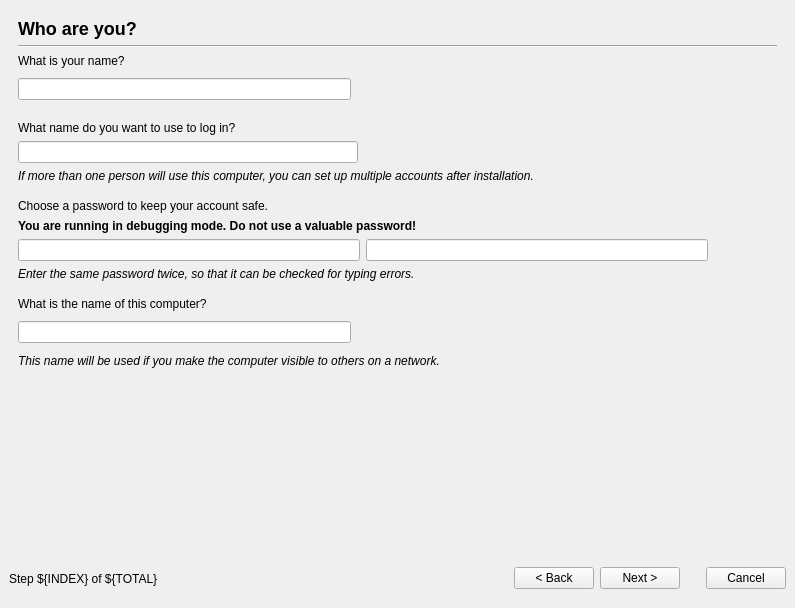
This is ubiquity/frontend/liveinstaller.ui in 2bdkid/ubiquity as Qt 5 draws it before an edit. The edited form follows.
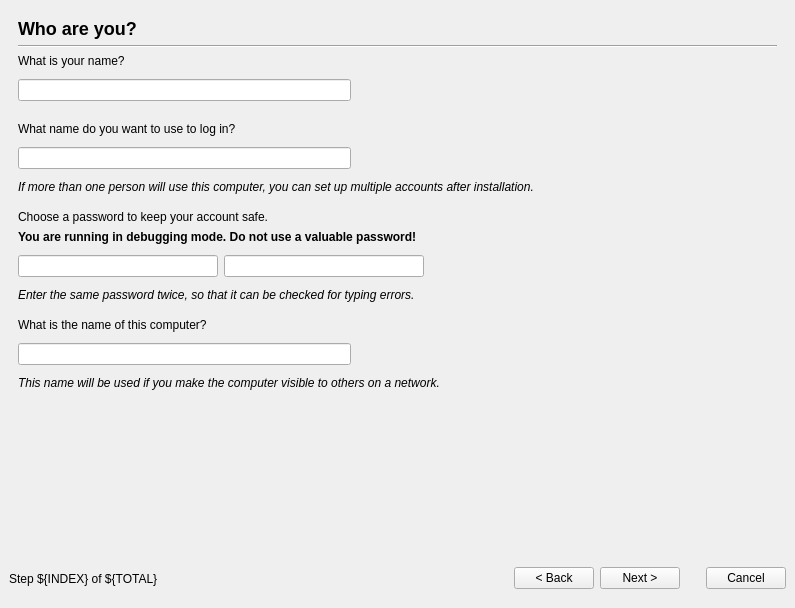
This is the edited form. The open tabs and pages were chosen to show the change. Icons and pictures are not drawn.

The edit to the form file:
```diff
--- a/ubiquity/frontend/liveinstaller.ui
+++ b/ubiquity/frontend/liveinstaller.ui
@@ -9,6 +9,14 @@
     <height>608</height>
    </rect>
   </property>
+  <property name="sizePolicy" >
+   <sizepolicy>
+    <hsizetype>5</hsizetype>
+    <vsizetype>5</vsizetype>
+    <horstretch>0</horstretch>
+    <verstretch>0</verstretch>
+   </sizepolicy>
+  </property>
   <property name="windowTitle" >
    <string>Install</string>
   </property>
@@ -19,79 +27,6 @@
    <property name="spacing" >
     <number>6</number>
    </property>
-   <item row="1" column="0" >
-    <layout class="QHBoxLayout" >
-     <property name="margin" >
-      <number>0</number>
-     </property>
-     <property name="spacing" >
-      <number>6</number>
-     </property>
-     <item>
-      <widget class="QLabel" name="step_label" >
-       <property name="text" >
-        <string>Step ${INDEX} of ${TOTAL}</string>
-       </property>
-       <property name="wordWrap" >
-        <bool>false</bool>
-       </property>
-      </widget>
-     </item>
-     <item>
-      <spacer>
-       <property name="orientation" >
-        <enum>Qt::Horizontal</enum>
-       </property>
-       <property name="sizeType" >
-        <enum>QSizePolicy::Expanding</enum>
-       </property>
-       <property name="sizeHint" >
-        <size>
-         <width>223</width>
-         <height>41</height>
-        </size>
-       </property>
-      </spacer>
-     </item>
-     <item>
-      <widget class="QPushButton" name="back" >
-       <property name="text" >
-        <string>&lt; Back</string>
-       </property>
-      </widget>
-     </item>
-     <item>
-      <widget class="QPushButton" name="next" >
-       <property name="text" >
-        <string>Next ></string>
-       </property>
-      </widget>
-     </item>
-     <item>
-      <spacer>
-       <property name="orientation" >
-        <enum>Qt::Horizontal</enum>
-       </property>
-       <property name="sizeType" >
-        <enum>QSizePolicy::Fixed</enum>
-       </property>
-       <property name="sizeHint" >
-        <size>
-         <width>20</width>
-         <height>20</height>
-        </size>
-       </property>
-      </spacer>
-     </item>
-     <item>
-      <widget class="QPushButton" name="cancel" >
-       <property name="text" >
-        <string>Cancel</string>
-       </property>
-      </widget>
-     </item>
-    </layout>
-   </item>
    <item row="0" column="0" >
     <widget class="QStackedWidget" name="widgetStack" >
      <property name="currentIndex" >
@@ -933,7 +868,269 @@
        <property name="spacing" >
         <number>6</number>
        </property>
-       <item row="4" column="0" >
+       <item row="13" column="0" >
+        <layout class="QGridLayout" >
+         <property name="margin" >
+          <number>0</number>
+         </property>
+         <property name="spacing" >
+          <number>6</number>
+         </property>
+         <item row="0" column="0" >
+          <widget class="QLineEdit" name="hostname" >
+           <property name="sizePolicy" >
+            <sizepolicy>
+             <hsizetype>7</hsizetype>
+             <vsizetype>0</vsizetype>
+             <horstretch>0</horstretch>
+             <verstretch>0</verstretch>
+            </sizepolicy>
+           </property>
+           <property name="minimumSize" >
+            <size>
+             <width>333</width>
+             <height>0</height>
+            </size>
+           </property>
+          </widget>
+         </item>
+         <item row="0" column="3" >
+          <spacer>
+           <property name="orientation" >
+            <enum>Qt::Horizontal</enum>
+           </property>
+           <property name="sizeHint" >
+            <size>
+             <width>0</width>
+             <height>20</height>
+            </size>
+           </property>
+          </spacer>
+         </item>
+         <item row="1" column="0" colspan="4" >
+          <widget class="QLabel" name="hostname_extra_label" >
+           <property name="text" >
+            <string>&lt;i>This name will be used if you make the computer visible to others on a network.&lt;/i></string>
+           </property>
+           <property name="wordWrap" >
+            <bool>false</bool>
+           </property>
+          </widget>
+         </item>
+         <item row="0" column="1" >
+          <widget class="QLabel" name="hostname_error_image" >
+           <property name="sizePolicy" >
+            <sizepolicy>
+             <hsizetype>0</hsizetype>
+             <vsizetype>0</vsizetype>
+             <horstretch>0</horstretch>
+             <verstretch>0</verstretch>
+            </sizepolicy>
+           </property>
+           <property name="minimumSize" >
+            <size>
+             <width>32</width>
+             <height>32</height>
+            </size>
+           </property>
+           <property name="maximumSize" >
+            <size>
+             <width>32</width>
+             <height>32</height>
+            </size>
+           </property>
+           <property name="pixmap" >
+            <pixmap/>
+           </property>
+           <property name="scaledContents" >
+            <bool>true</bool>
+           </property>
+           <property name="wordWrap" >
+            <bool>false</bool>
+           </property>
+          </widget>
+         </item>
+         <item row="0" column="2" >
+          <widget class="QLabel" name="hostname_error_reason" >
+           <property name="sizePolicy" >
+            <sizepolicy>
+             <hsizetype>7</hsizetype>
+             <vsizetype>5</vsizetype>
+             <horstretch>1</horstretch>
+             <verstretch>0</verstretch>
+            </sizepolicy>
+           </property>
+           <property name="minimumSize" >
+            <size>
+             <width>200</width>
+             <height>0</height>
+            </size>
+           </property>
+           <property name="text" >
+            <string/>
+           </property>
+           <property name="alignment" >
+            <set>Qt::AlignVCenter</set>
+           </property>
+           <property name="wordWrap" >
+            <bool>true</bool>
+           </property>
+          </widget>
+         </item>
+        </layout>
+       </item>
+       <item row="10" column="0" >
+        <layout class="QGridLayout" >
+         <property name="margin" >
+          <number>0</number>
+         </property>
+         <property name="spacing" >
+          <number>6</number>
+         </property>
+         <item row="0" column="4" >
+          <spacer>
+           <property name="orientation" >
+            <enum>Qt::Horizontal</enum>
+           </property>
+           <property name="sizeHint" >
+            <size>
+             <width>0</width>
+             <height>20</height>
+            </size>
+           </property>
+          </spacer>
+         </item>
+         <item row="1" column="0" colspan="5" >
+          <widget class="QLabel" name="password_extra_label" >
+           <property name="text" >
+            <string>&lt;i>Enter the same password twice, so that it can be checked for typing errors.&lt;/i></string>
+           </property>
+           <property name="wordWrap" >
+            <bool>false</bool>
+           </property>
+          </widget>
+         </item>
+         <item row="0" column="2" >
+          <widget class="QLabel" name="password_error_image" >
+           <property name="sizePolicy" >
+            <sizepolicy>
+             <hsizetype>0</hsizetype>
+             <vsizetype>0</vsizetype>
+             <horstretch>0</horstretch>
+             <verstretch>0</verstretch>
+            </sizepolicy>
+           </property>
+           <property name="minimumSize" >
+            <size>
+             <width>32</width>
+             <height>32</height>
+            </size>
+           </property>
+           <property name="maximumSize" >
+            <size>
+             <width>32</width>
+             <height>32</height>
+            </size>
+           </property>
+           <property name="pixmap" >
+            <pixmap/>
+           </property>
+           <property name="scaledContents" >
+            <bool>true</bool>
+           </property>
+           <property name="wordWrap" >
+            <bool>false</bool>
+           </property>
+          </widget>
+         </item>
+         <item row="0" column="3" >
+          <widget class="QLabel" name="password_error_reason" >
+           <property name="sizePolicy" >
+            <sizepolicy>
+             <hsizetype>7</hsizetype>
+             <vsizetype>5</vsizetype>
+             <horstretch>1</horstretch>
+             <verstretch>0</verstretch>
+            </sizepolicy>
+           </property>
+           <property name="minimumSize" >
+            <size>
+             <width>100</width>
+             <height>0</height>
+            </size>
+           </property>
+           <property name="text" >
+            <string/>
+           </property>
+           <property name="alignment" >
+            <set>Qt::AlignVCenter</set>
+           </property>
+           <property name="wordWrap" >
+            <bool>true</bool>
+           </property>
+          </widget>
+         </item>
+         <item row="0" column="1" >
+          <widget class="QLineEdit" name="verified_password" >
+           <property name="sizePolicy" >
+            <sizepolicy>
+             <hsizetype>7</hsizetype>
+             <vsizetype>0</vsizetype>
+             <horstretch>0</horstretch>
+             <verstretch>0</verstretch>
+            </sizepolicy>
+           </property>
+           <property name="minimumSize" >
+            <size>
+             <width>200</width>
+             <height>0</height>
+            </size>
+           </property>
+           <property name="echoMode" >
+            <enum>QLineEdit::Password</enum>
+           </property>
+          </widget>
+         </item>
+         <item row="0" column="0" >
+          <widget class="QLineEdit" name="password" >
+           <property name="sizePolicy" >
+            <sizepolicy>
+             <hsizetype>7</hsizetype>
+             <vsizetype>0</vsizetype>
+             <horstretch>0</horstretch>
+             <verstretch>0</verstretch>
+            </sizepolicy>
+           </property>
+           <property name="minimumSize" >
+            <size>
+             <width>200</width>
+             <height>0</height>
+            </size>
+           </property>
+           <property name="echoMode" >
+            <enum>QLineEdit::Password</enum>
+           </property>
+          </widget>
+         </item>
+        </layout>
+       </item>
+       <item row="14" column="0" >
+        <spacer>
+         <property name="orientation" >
+          <enum>Qt::Vertical</enum>
+         </property>
+         <property name="sizeType" >
+          <enum>QSizePolicy::Expanding</enum>
+         </property>
+         <property name="sizeHint" >
+          <size>
+           <width>600</width>
+           <height>40</height>
+          </size>
+         </property>
+        </spacer>
+       </item>
+       <item row="11" column="0" >
         <spacer>
          <property name="orientation" >
           <enum>Qt::Vertical</enum>
@@ -943,33 +1140,72 @@
          </property>
          <property name="sizeHint" >
           <size>
-           <width>671</width>
+           <width>661</width>
            <height>10</height>
           </size>
          </property>
         </spacer>
        </item>
-       <item row="3" column="0" colspan="2" >
-        <layout class="QHBoxLayout" >
+       <item row="8" column="0" >
+        <widget class="QLabel" name="password_label" >
+         <property name="text" >
+          <string>Choose a password to keep your account safe.</string>
+         </property>
+         <property name="wordWrap" >
+          <bool>false</bool>
+         </property>
+        </widget>
+       </item>
+       <item row="9" column="0" >
+        <widget class="QLabel" name="password_debug_warning_label" >
+         <property name="text" >
+          <string>&lt;strong>You are running in debugging mode. Do not use a valuable password!&lt;/strong></string>
+         </property>
+         <property name="wordWrap" >
+          <bool>true</bool>
+         </property>
+        </widget>
+       </item>
+       <item row="3" column="0" >
+        <layout class="QGridLayout" >
          <property name="margin" >
           <number>0</number>
          </property>
          <property name="spacing" >
           <number>6</number>
          </property>
-         <item>
+         <item row="0" column="2" >
+          <widget class="QLabel" name="fullname_error_reason" >
+           <property name="sizePolicy" >
+            <sizepolicy>
+             <hsizetype>7</hsizetype>
+             <vsizetype>5</vsizetype>
+             <horstretch>1</horstretch>
+             <verstretch>0</verstretch>
+            </sizepolicy>
+           </property>
+           <property name="minimumSize" >
+            <size>
+             <width>200</width>
+             <height>0</height>
+            </size>
+           </property>
+           <property name="text" >
+            <string/>
+           </property>
+          </widget>
+         </item>
+         <item row="0" column="0" >
           <widget class="QLineEdit" name="fullname" >
-           <property name="sizePolicy" >
-            <sizepolicy>
-             <hsizetype>7</hsizetype>
-             <vsizetype>0</vsizetype>
-             <horstretch>1</horstretch>
-             <verstretch>0</verstretch>
-            </sizepolicy>
+           <property name="minimumSize" >
+            <size>
+             <width>333</width>
+             <height>0</height>
+            </size>
            </property>
           </widget>
          </item>
-         <item>
+         <item row="0" column="1" >
           <widget class="QLabel" name="fullname_error_image" >
            <property name="sizePolicy" >
             <sizepolicy>
@@ -979,57 +1215,55 @@
              <verstretch>0</verstretch>
             </sizepolicy>
            </property>
-           <property name="pixmap" >
-            <pixmap/>
+           <property name="minimumSize" >
+            <size>
+             <width>32</width>
+             <height>32</height>
+            </size>
            </property>
-           <property name="scaledContents" >
-            <bool>true</bool>
-           </property>
-           <property name="wordWrap" >
-            <bool>false</bool>
-           </property>
-          </widget>
-         </item>
-         <item>
-          <widget class="QLabel" name="fullname_error_reason" >
-           <property name="sizePolicy" >
-            <sizepolicy>
-             <hsizetype>0</hsizetype>
-             <vsizetype>5</vsizetype>
-             <horstretch>0</horstretch>
-             <verstretch>0</verstretch>
-            </sizepolicy>
+           <property name="maximumSize" >
+            <size>
+             <width>32</width>
+             <height>32</height>
+            </size>
            </property>
            <property name="text" >
             <string/>
            </property>
-           <property name="alignment" >
-            <set>Qt::AlignVCenter</set>
-           </property>
-           <property name="wordWrap" >
-            <bool>true</bool>
-           </property>
           </widget>
          </item>
-         <item>
+         <item row="0" column="3" >
           <spacer>
            <property name="orientation" >
             <enum>Qt::Horizontal</enum>
            </property>
-           <property name="sizeType" >
-            <enum>QSizePolicy::Expanding</enum>
-           </property>
            <property name="sizeHint" >
             <size>
-             <width>400</width>
-             <height>31</height>
+             <width>0</width>
+             <height>20</height>
             </size>
            </property>
           </spacer>
          </item>
         </layout>
        </item>
-       <item row="2" column="0" colspan="2" >
+       <item row="4" column="0" >
+        <spacer>
+         <property name="orientation" >
+          <enum>Qt::Vertical</enum>
+         </property>
+         <property name="sizeType" >
+          <enum>QSizePolicy::Fixed</enum>
+         </property>
+         <property name="sizeHint" >
+          <size>
+           <width>671</width>
+           <height>10</height>
+          </size>
+         </property>
+        </spacer>
+       </item>
+       <item row="2" column="0" >
         <widget class="QLabel" name="fullname_label" >
          <property name="text" >
           <string>What is your name?</string>
@@ -1070,28 +1304,27 @@
          </property>
         </widget>
        </item>
-       <item row="13" column="1" >
-        <widget class="QLabel" name="password_error_image" >
-         <property name="sizePolicy" >
-          <sizepolicy>
-           <hsizetype>0</hsizetype>
-           <vsizetype>0</vsizetype>
-           <horstretch>0</horstretch>
-           <verstretch>0</verstretch>
-          </sizepolicy>
+       <item row="12" column="0" >
+        <widget class="QLabel" name="hostname_label" >
+         <property name="text" >
+          <string>What is the name of this computer?</string>
          </property>
-         <property name="pixmap" >
-          <pixmap/>
+         <property name="wordWrap" >
+          <bool>false</bool>
          </property>
-         <property name="scaledContents" >
-          <bool>true</bool>
+        </widget>
+       </item>
+       <item row="5" column="0" >
+        <widget class="QLabel" name="username_label" >
+         <property name="text" >
+          <string>What name do you want to use to log in?</string>
          </property>
          <property name="wordWrap" >
           <bool>false</bool>
          </property>
         </widget>
        </item>
-       <item row="12" column="0" colspan="2" >
+       <item row="6" column="0" >
         <layout class="QGridLayout" >
          <property name="margin" >
           <number>0</number>
@@ -1100,167 +1333,24 @@
           <number>6</number>
          </property>
          <item row="0" column="0" >
-          <layout class="QHBoxLayout" >
-           <property name="margin" >
-            <number>0</number>
-           </property>
-           <property name="spacing" >
-            <number>6</number>
-           </property>
-           <item>
-            <widget class="QLineEdit" name="hostname" >
-             <property name="sizePolicy" >
-              <sizepolicy>
-               <hsizetype>7</hsizetype>
-               <vsizetype>0</vsizetype>
-               <horstretch>1</horstretch>
-               <verstretch>0</verstretch>
-              </sizepolicy>
-             </property>
-            </widget>
-           </item>
-           <item>
-            <layout class="QVBoxLayout" >
-             <property name="margin" >
-              <number>0</number>
-             </property>
-             <property name="spacing" >
-              <number>6</number>
-             </property>
-             <item>
-              <widget class="QLabel" name="hostname_error_image" >
-               <property name="sizePolicy" >
-                <sizepolicy>
-                 <hsizetype>0</hsizetype>
-                 <vsizetype>0</vsizetype>
-                 <horstretch>0</horstretch>
-                 <verstretch>0</verstretch>
-                </sizepolicy>
-               </property>
-               <property name="pixmap" >
-                <pixmap/>
-               </property>
-               <property name="scaledContents" >
-                <bool>true</bool>
-               </property>
-               <property name="wordWrap" >
-                <bool>false</bool>
-               </property>
-              </widget>
-             </item>
-            </layout>
-           </item>
-           <item>
-            <widget class="QLabel" name="hostname_error_reason" >
-             <property name="text" >
-              <string/>
-             </property>
-             <property name="alignment" >
-              <set>Qt::AlignVCenter</set>
-             </property>
-             <property name="wordWrap" >
-              <bool>true</bool>
-             </property>
-            </widget>
-           </item>
-           <item>
-            <spacer>
-             <property name="orientation" >
-              <enum>Qt::Horizontal</enum>
-             </property>
-             <property name="sizeType" >
-              <enum>QSizePolicy::Expanding</enum>
-             </property>
-             <property name="sizeHint" >
-              <size>
-               <width>400</width>
-               <height>31</height>
-              </size>
-             </property>
-            </spacer>
-           </item>
-          </layout>
-         </item>
-         <item row="1" column="0" >
-          <widget class="QLabel" name="hostname_extra_label" >
-           <property name="text" >
-            <string>&lt;i>This name will be used if you make the computer visible to others on a network.&lt;/i></string>
-           </property>
-           <property name="wordWrap" >
-            <bool>false</bool>
-           </property>
-          </widget>
-         </item>
-        </layout>
-       </item>
-       <item row="5" column="0" colspan="2" >
-        <layout class="QGridLayout" >
-         <property name="margin" >
-          <number>0</number>
-         </property>
-         <property name="spacing" >
-          <number>6</number>
-         </property>
-         <item row="0" column="0" colspan="3" >
-          <widget class="QLabel" name="username_label" >
-           <property name="text" >
-            <string>What name do you want to use to log in?</string>
-           </property>
-           <property name="wordWrap" >
-            <bool>false</bool>
-           </property>
-          </widget>
-         </item>
-         <item row="1" column="0" >
           <widget class="QLineEdit" name="username" >
            <property name="sizePolicy" >
             <sizepolicy>
              <hsizetype>7</hsizetype>
              <vsizetype>0</vsizetype>
-             <horstretch>1</horstretch>
-             <verstretch>0</verstretch>
-            </sizepolicy>
-           </property>
-          </widget>
-         </item>
-         <item row="1" column="1" >
-          <widget class="QLabel" name="username_error_image" >
-           <property name="sizePolicy" >
-            <sizepolicy>
-             <hsizetype>0</hsizetype>
-             <vsizetype>0</vsizetype>
              <horstretch>0</horstretch>
              <verstretch>0</verstretch>
             </sizepolicy>
            </property>
-           <property name="pixmap" >
-            <pixmap/>
-           </property>
-           <property name="scaledContents" >
-            <bool>true</bool>
-           </property>
-           <property name="wordWrap" >
-            <bool>false</bool>
-           </property>
-          </widget>
-         </item>
-         <item row="1" column="2" >
-          <spacer>
-           <property name="orientation" >
-            <enum>Qt::Horizontal</enum>
-           </property>
-           <property name="sizeType" >
-            <enum>QSizePolicy::Expanding</enum>
-           </property>
-           <property name="sizeHint" >
+           <property name="minimumSize" >
             <size>
-             <width>400</width>
-             <height>20</height>
+             <width>333</width>
+             <height>0</height>
             </size>
            </property>
-          </spacer>
+          </widget>
          </item>
-         <item row="2" column="0" colspan="3" >
+         <item row="1" column="0" colspan="4" >
           <widget class="QLabel" name="username_extra_label" >
            <property name="text" >
             <string>&lt;i>If more than one person will use this computer, you can set up multiple accounts after installation.&lt;/i></string>
@@ -1270,150 +1360,82 @@
            </property>
           </widget>
          </item>
+         <item row="0" column="1" >
+          <widget class="QLabel" name="username_error_image" >
+           <property name="sizePolicy" >
+            <sizepolicy>
+             <hsizetype>0</hsizetype>
+             <vsizetype>0</vsizetype>
+             <horstretch>0</horstretch>
+             <verstretch>0</verstretch>
+            </sizepolicy>
+           </property>
+           <property name="minimumSize" >
+            <size>
+             <width>32</width>
+             <height>32</height>
+            </size>
+           </property>
+           <property name="maximumSize" >
+            <size>
+             <width>32</width>
+             <height>32</height>
+            </size>
+           </property>
+           <property name="pixmap" >
+            <pixmap/>
+           </property>
+           <property name="scaledContents" >
+            <bool>true</bool>
+           </property>
+           <property name="wordWrap" >
+            <bool>false</bool>
+           </property>
+          </widget>
+         </item>
+         <item row="0" column="3" >
+          <spacer>
+           <property name="orientation" >
+            <enum>Qt::Horizontal</enum>
+           </property>
+           <property name="sizeHint" >
+            <size>
+             <width>0</width>
+             <height>20</height>
+            </size>
+           </property>
+          </spacer>
+         </item>
+         <item row="0" column="2" >
+          <widget class="QLabel" name="username_error_reason" >
+           <property name="sizePolicy" >
+            <sizepolicy>
+             <hsizetype>7</hsizetype>
+             <vsizetype>5</vsizetype>
+             <horstretch>1</horstretch>
+             <verstretch>0</verstretch>
+            </sizepolicy>
+           </property>
+           <property name="minimumSize" >
+            <size>
+             <width>200</width>
+             <height>0</height>
+            </size>
+           </property>
+           <property name="text" >
+            <string/>
+           </property>
+           <property name="alignment" >
+            <set>Qt::AlignVCenter</set>
+           </property>
+           <property name="wordWrap" >
+            <bool>true</bool>
+           </property>
+          </widget>
+         </item>
         </layout>
        </item>
-       <item row="6" column="0" colspan="2" >
-        <spacer>
-         <property name="orientation" >
-          <enum>Qt::Vertical</enum>
-         </property>
-         <property name="sizeType" >
-          <enum>QSizePolicy::Fixed</enum>
-         </property>
-         <property name="sizeHint" >
-          <size>
-           <width>661</width>
-           <height>10</height>
-          </size>
-         </property>
-        </spacer>
-       </item>
        <item row="7" column="0" >
-        <widget class="QLabel" name="password_label" >
-         <property name="text" >
-          <string>Choose a password to keep your account safe.</string>
-         </property>
-         <property name="wordWrap" >
-          <bool>false</bool>
-         </property>
-        </widget>
-       </item>
-       <item row="8" column="0" >
-        <widget class="QLabel" name="password_debug_warning_label" >
-         <property name="text" >
-          <string>&lt;strong>You are running in debugging mode. Do not use a valuable password!&lt;/strong></string>
-         </property>
-         <property name="wordWrap" >
-          <bool>true</bool>
-         </property>
-        </widget>
-       </item>
-       <item row="9" column="0" colspan="2" >
-        <layout class="QGridLayout" >
-         <property name="margin" >
-          <number>0</number>
-         </property>
-         <property name="spacing" >
-          <number>6</number>
-         </property>
-         <item row="1" column="0" colspan="4" >
-          <widget class="QLabel" name="password_extra_label" >
-           <property name="text" >
-            <string>&lt;i>Enter the same password twice, so that it can be checked for typing errors.&lt;/i></string>
-           </property>
-           <property name="wordWrap" >
-            <bool>false</bool>
-           </property>
-          </widget>
-         </item>
-         <item row="0" column="3" >
-          <spacer>
-           <property name="orientation" >
-            <enum>Qt::Horizontal</enum>
-           </property>
-           <property name="sizeType" >
-            <enum>QSizePolicy::Expanding</enum>
-           </property>
-           <property name="sizeHint" >
-            <size>
-             <width>50</width>
-             <height>20</height>
-            </size>
-           </property>
-          </spacer>
-         </item>
-         <item row="0" column="2" >
-          <widget class="QLabel" name="password_error_reason" >
-           <property name="text" >
-            <string/>
-           </property>
-           <property name="alignment" >
-            <set>Qt::AlignVCenter</set>
-           </property>
-           <property name="wordWrap" >
-            <bool>true</bool>
-           </property>
-          </widget>
-         </item>
-         <item row="0" column="0" >
-          <widget class="QLineEdit" name="password" >
-           <property name="sizePolicy" >
-            <sizepolicy>
-             <hsizetype>7</hsizetype>
-             <vsizetype>0</vsizetype>
-             <horstretch>1</horstretch>
-             <verstretch>0</verstretch>
-            </sizepolicy>
-           </property>
-           <property name="echoMode" >
-            <enum>QLineEdit::Password</enum>
-           </property>
-          </widget>
-         </item>
-         <item row="0" column="1" >
-          <widget class="QLineEdit" name="verified_password" >
-           <property name="sizePolicy" >
-            <sizepolicy>
-             <hsizetype>7</hsizetype>
-             <vsizetype>0</vsizetype>
-             <horstretch>1</horstretch>
-             <verstretch>0</verstretch>
-            </sizepolicy>
-           </property>
-           <property name="echoMode" >
-            <enum>QLineEdit::Password</enum>
-           </property>
-          </widget>
-         </item>
-        </layout>
-       </item>
-       <item row="11" column="0" >
-        <widget class="QLabel" name="hostname_label" >
-         <property name="text" >
-          <string>What is the name of this computer?</string>
-         </property>
-         <property name="wordWrap" >
-          <bool>false</bool>
-         </property>
-        </widget>
-       </item>
-       <item row="13" column="0" >
-        <spacer>
-         <property name="orientation" >
-          <enum>Qt::Vertical</enum>
-         </property>
-         <property name="sizeType" >
-          <enum>QSizePolicy::Expanding</enum>
-         </property>
-         <property name="sizeHint" >
-          <size>
-           <width>600</width>
-           <height>40</height>
-          </size>
-         </property>
-        </spacer>
-       </item>
-       <item row="10" column="0" colspan="2" >
         <spacer>
          <property name="orientation" >
           <enum>Qt::Vertical</enum>
@@ -1430,25 +1452,6 @@
         </spacer>
        </item>
       </layout>
-      <widget class="QLabel" name="username_error_reason" >
-       <property name="geometry" >
-        <rect>
-         <x>637</x>
-         <y>255</y>
-         <width>20</width>
-         <height>16</height>
-        </rect>
-       </property>
-       <property name="text" >
-        <string/>
-       </property>
-       <property name="alignment" >
-        <set>Qt::AlignVCenter</set>
-       </property>
-       <property name="wordWrap" >
-        <bool>true</bool>
-       </property>
-      </widget>
      </widget>
      <widget class="QWidget" name="stepReady" >
       <layout class="QGridLayout" >
@@ -1567,6 +1570,79 @@
      </widget>
     </widget>
    </item>
+   <item row="1" column="0" >
+    <layout class="QHBoxLayout" >
+     <property name="margin" >
+      <number>0</number>
+     </property>
+     <property name="spacing" >
+      <number>6</number>
+     </property>
+     <item>
+      <widget class="QLabel" name="step_label" >
+       <property name="text" >
+        <string>Step ${INDEX} of ${TOTAL}</string>
+       </property>
+       <property name="wordWrap" >
+        <bool>false</bool>
+       </property>
+      </widget>
+     </item>
+     <item>
+      <spacer>
+       <property name="orientation" >
+        <enum>Qt::Horizontal</enum>
+       </property>
+       <property name="sizeType" >
+        <enum>QSizePolicy::Expanding</enum>
+       </property>
+       <property name="sizeHint" >
+        <size>
+         <width>223</width>
+         <height>41</height>
+        </size>
+       </property>
+      </spacer>
+     </item>
+     <item>
+      <widget class="QPushButton" name="back" >
+       <property name="text" >
+        <string>&lt; Back</string>
+       </property>
+      </widget>
+     </item>
+     <item>
+      <widget class="QPushButton" name="next" >
+       <property name="text" >
+        <string>Next ></string>
+       </property>
+      </widget>
+     </item>
+     <item>
+      <spacer>
+       <property name="orientation" >
+        <enum>Qt::Horizontal</enum>
+       </property>
+       <property name="sizeType" >
+        <enum>QSizePolicy::Fixed</enum>
+       </property>
+       <property name="sizeHint" >
+        <size>
+         <width>20</width>
+         <height>20</height>
+        </size>
+       </property>
+      </spacer>
+     </item>
+     <item>
+      <widget class="QPushButton" name="cancel" >
+       <property name="text" >
+        <string>Cancel</string>
+       </property>
+      </widget>
+     </item>
+    </layout>
+   </item>
   </layout>
  </widget>
  <tabstops>
```
Left out of the diff: 94 changed lines with no effect on the pictures.
